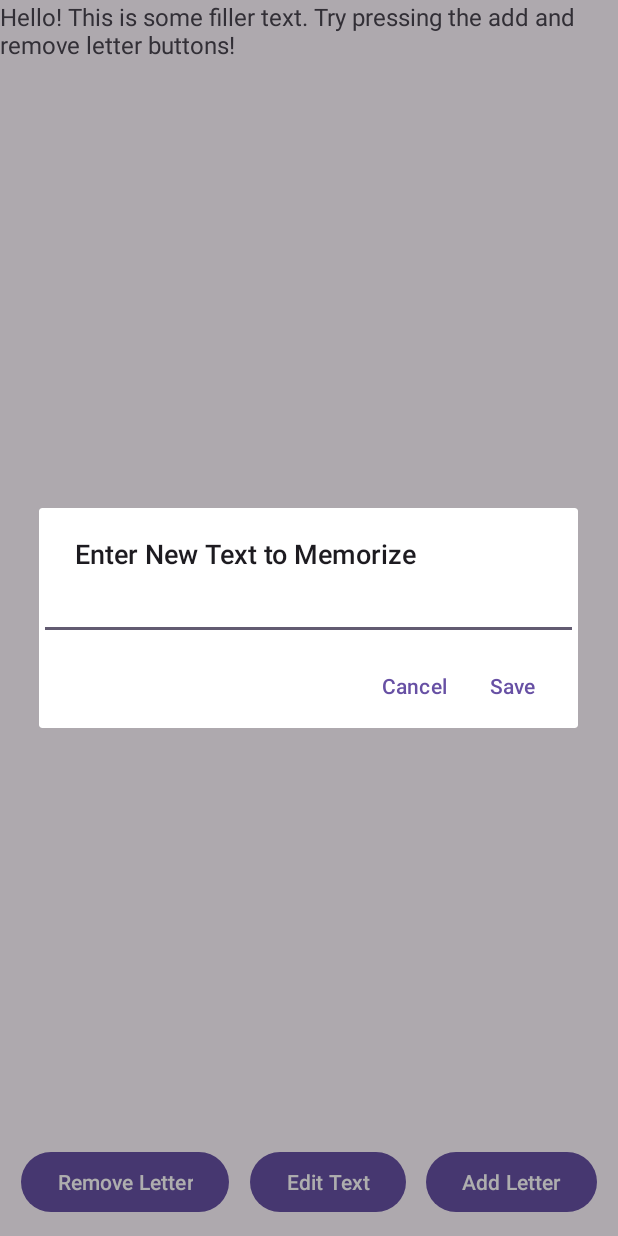
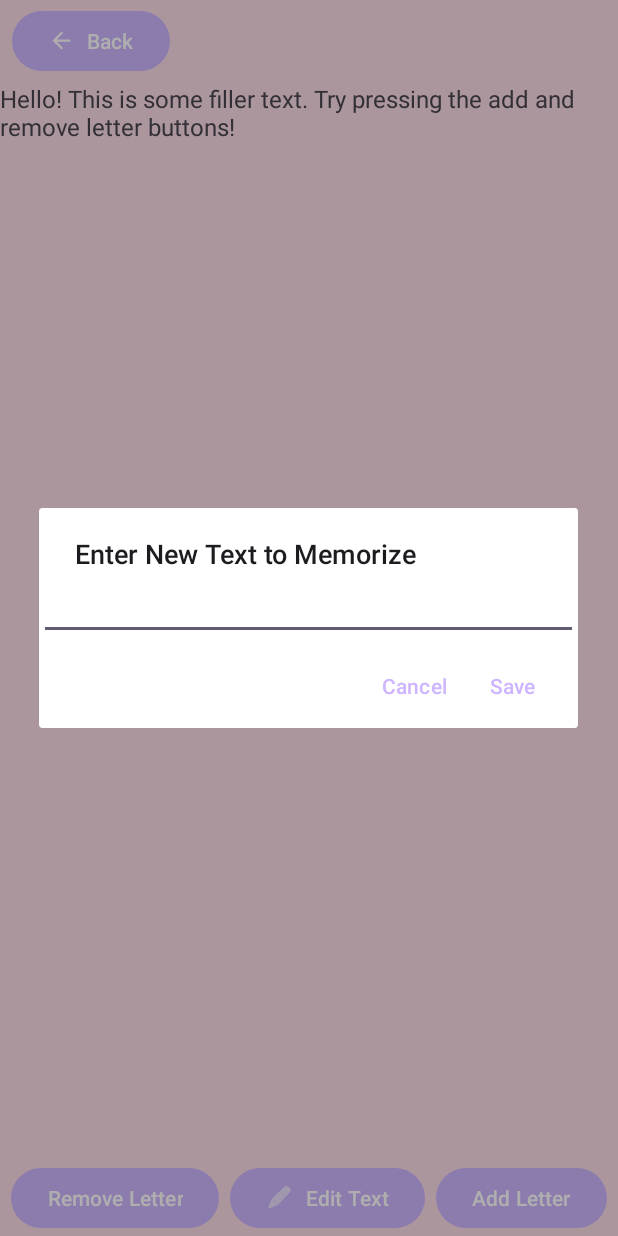
Before and after one commit to Lethalbacon28/ProductivityApp, an Android app: the screen it shows after launch (MemoryPi), after a tap on "Edit Text", on a phone screen of 412 x 824 dp. Run offline under Robolectric (Android 15) with nearby library versions, the phone set to English and light mode, and no system bars.

Commit message:
some ui elements added

```diff
--- a/app/src/main/res/layout/activity_memory_pi.xml
+++ b/app/src/main/res/layout/activity_memory_pi.xml
@@ -2,6 +2,7 @@
 <androidx.constraintlayout.widget.ConstraintLayout xmlns:android="http://schemas.android.com/apk/res/android"
     xmlns:app="http://schemas.android.com/apk/res-auto"
     xmlns:tools="http://schemas.android.com/tools"
+    android:id="@+id/constraintLayout_memoryPi_layout"
     android:layout_width="match_parent"
     android:layout_height="match_parent"
     tools:context=".MemoryPi">
@@ -15,7 +16,7 @@
         app:layout_constraintEnd_toEndOf="parent"
         app:layout_constraintHorizontal_bias="0.5"
         app:layout_constraintStart_toStartOf="parent"
-        app:layout_constraintTop_toTopOf="parent"
+        app:layout_constraintTop_toTopOf="@+id/guideline2"
         tools:text="@tools:sample/lorem/random" />
 
     <androidx.constraintlayout.widget.Guideline
@@ -23,7 +24,7 @@
         android:layout_width="wrap_content"
         android:layout_height="wrap_content"
         android:orientation="horizontal"
-        app:layout_constraintGuide_end="72dp" />
+        app:layout_constraintGuide_end="51dp" />
 
     <Button
         android:id="@+id/button_memoryPi_removeLetter"
@@ -52,10 +53,40 @@
         android:layout_width="wrap_content"
         android:layout_height="wrap_content"
         android:text="@string/editText"
+        app:icon="@android:drawable/ic_menu_edit"
         app:layout_constraintBottom_toBottomOf="parent"
         app:layout_constraintEnd_toStartOf="@+id/button_memoryPi_addLetter"
         app:layout_constraintHorizontal_bias="0.5"
         app:layout_constraintStart_toEndOf="@+id/button_memoryPi_removeLetter"
         app:layout_constraintTop_toTopOf="@+id/guideline" />
 
+    <androidx.constraintlayout.widget.Guideline
+        android:id="@+id/guideline2"
+        android:layout_width="wrap_content"
+        android:layout_height="wrap_content"
+        android:orientation="horizontal"
+        app:layout_constraintGuide_begin="55dp" />
+
+    <Button
+        android:id="@+id/button_memoryPi_back"
+        android:layout_width="wrap_content"
+        android:layout_height="wrap_content"
+        android:layout_marginStart="8dp"
+        android:text="@string/back"
+        app:icon="?attr/homeAsUpIndicator"
+        app:layout_constraintBottom_toTopOf="@+id/guideline2"
+        app:layout_constraintStart_toStartOf="parent"
+        app:layout_constraintTop_toTopOf="parent" />
+
+    <TextView
+        android:id="@+id/textView_memoryPi_title"
+        android:layout_width="wrap_content"
+        android:layout_height="wrap_content"
+        android:layout_marginStart="8dp"
+        app:layout_constraintBottom_toTopOf="@+id/guideline2"
+        app:layout_constraintEnd_toEndOf="parent"
+        app:layout_constraintStart_toEndOf="@+id/button_memoryPi_back"
+        app:layout_constraintTop_toTopOf="parent"
+        tools:text="Name of text" />
+
 </androidx.constraintlayout.widget.ConstraintLayout>
--- a/app/src/main/res/values-night/themes.xml
+++ b/app/src/main/res/values-night/themes.xml
@@ -1,6 +1,7 @@
 <resources xmlns:tools="http://schemas.android.com/tools">
     <!-- Base application theme. -->
     <style name="Base.Theme.ProductivityApp" parent="Theme.Material3.DayNight.NoActionBar">
+        <item name="colorPrimary">@color/primaryPurple</item>
         <!-- Customize your dark theme here. -->
         <!-- <item name="colorPrimary">@color/my_dark_primary</item> -->
     </style>
--- a/app/src/main/res/values/colors.xml
+++ b/app/src/main/res/values/colors.xml
@@ -2,4 +2,6 @@
 <resources>
     <color name="black">#FF000000</color>
     <color name="white">#FFFFFFFF</color>
+    <color name="primaryPurple">#cdb5ff</color>
+    <color name="backgroundMemoryPi">#fcdbe6</color>
 </resources>
--- a/app/src/main/res/values/strings.xml
+++ b/app/src/main/res/values/strings.xml
@@ -4,4 +4,5 @@
     <string name="addLetter">Add Letter</string>
     <string name="removeLetter">Remove Letter</string>
     <string name="fileName">memoryPiText</string>
+    <string name="back">Back</string>
 </resources>
--- a/app/src/main/res/values/themes.xml
+++ b/app/src/main/res/values/themes.xml
@@ -2,7 +2,7 @@
     <!-- Base application theme. -->
     <style name="Base.Theme.ProductivityApp" parent="Theme.Material3.DayNight.NoActionBar">
         <!-- Customize your light theme here. -->
-        <!-- <item name="colorPrimary">@color/my_light_primary</item> -->
+        <item name="colorPrimary">@color/primaryPurple</item>
     </style>
 
     <style name="Theme.ProductivityApp" parent="Base.Theme.ProductivityApp" />
```
Also changed, not shown: app/src/main/java/com/example/productivityapp/MemoryPi.kt (+19 -12 lines).
